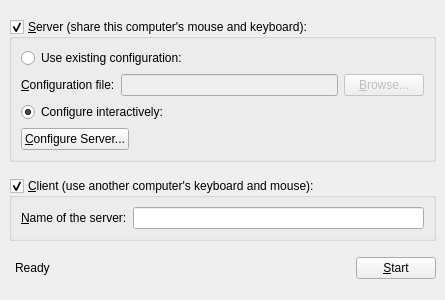
Above: branches/1.4/src/gui/res/MainWindowBase.ui from svn2github/synergy-plus before the change. Below: the same form after it.
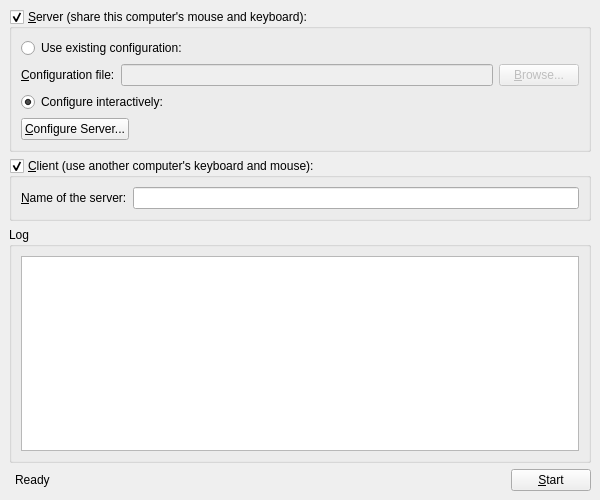
That is the form after the change.

What changed in the file:
```diff
--- a/branches/1.4/src/gui/res/MainWindowBase.ui
+++ b/branches/1.4/src/gui/res/MainWindowBase.ui
@@ -6,8 +6,8 @@
    <rect>
     <x>0</x>
     <y>0</y>
-    <width>445</width>
-    <height>300</height>
+    <width>600</width>
+    <height>500</height>
    </rect>
   </property>
   <property name="sizePolicy">
@@ -18,13 +18,7 @@
   </property>
   <property name="minimumSize">
    <size>
-    <width>445</width>
-    <height>300</height>
-   </size>
-  </property>
-  <property name="maximumSize">
-   <size>
-    <width>445</width>
+    <width>500</width>
     <height>400</height>
    </size>
   </property>
@@ -33,7 +27,7 @@
   </property>
   <widget class="QWidget" name="centralwidget">
    <layout class="QGridLayout">
-    <item row="5" column="3">
+    <item row="6" column="3">
      <widget class="QPushButton" name="m_pButtonToggleStart">
       <property name="text">
        <string>&amp;Start</string>
@@ -164,14 +158,14 @@
       </layout>
      </widget>
     </item>
-    <item row="5" column="1">
+    <item row="6" column="1">
      <widget class="QLabel" name="m_pStatusLabel">
       <property name="text">
        <string>Ready</string>
       </property>
      </widget>
     </item>
-    <item row="5" column="2">
+    <item row="6" column="2">
      <spacer>
       <property name="orientation">
        <enum>Qt::Horizontal</enum>
@@ -184,6 +178,42 @@
       </property>
      </spacer>
     </item>
+    <item row="3" column="0" colspan="4">
+     <widget class="QGroupBox" name="groupBox">
+      <property name="title">
+       <string>Log</string>
+      </property>
+      <layout class="QVBoxLayout" name="verticalLayout">
+       <item>
+        <widget class="QTextEdit" name="m_pLogOutput">
+         <property name="sizePolicy">
+          <sizepolicy hsizetype="Expanding" vsizetype="Expanding">
+           <horstretch>0</horstretch>
+           <verstretch>0</verstretch>
+          </sizepolicy>
+         </property>
+         <property name="font">
+          <font>
+           <family>Courier</family>
+          </font>
+         </property>
+         <property name="autoFillBackground">
+          <bool>false</bool>
+         </property>
+         <property name="undoRedoEnabled">
+          <bool>false</bool>
+         </property>
+         <property name="lineWrapMode">
+          <enum>QTextEdit::NoWrap</enum>
+         </property>
+         <property name="readOnly">
+          <bool>true</bool>
+         </property>
+        </widget>
+       </item>
+      </layout>
+     </widget>
+    </item>
    </layout>
   </widget>
   <action name="m_pActionAbout">
```
Left out of the diff: 8 changed lines with no effect on the pictures.
